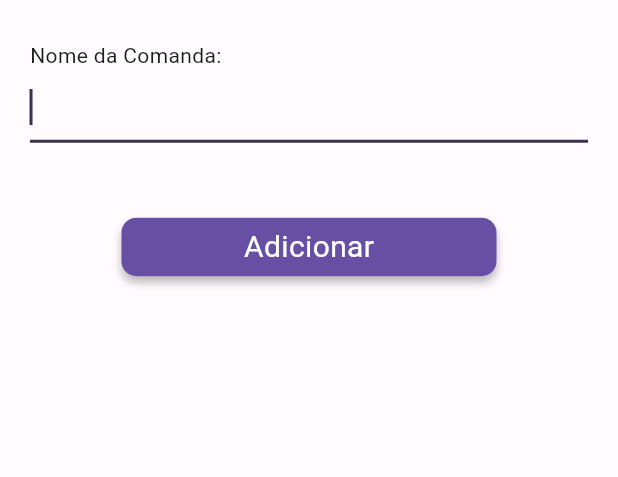
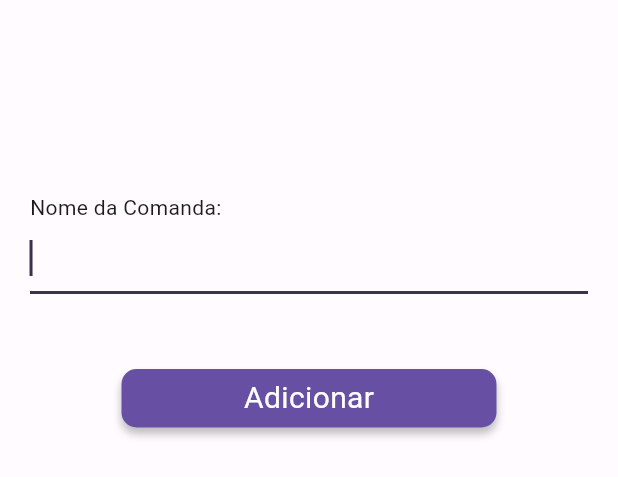
Before and after one commit to kaiomaced0/flutter-comandas, a Flutter app: what bsComanda() shows on an empty page, opened directly, on a phone screen of 412 x 824 dp. Shown: the top 477 px of the screen. Run offline on Flutter 3.47's test engine with Material 3 defaults, Android fonts, the phone set to English and light mode, and no system bars; our stand-ins replace another_flutter_splash_screen, cached_network_image, flutter_colorpicker, flutter_slidable, shared_preferences and 1 more; missing offline and left inert: dart:ffi, flutter_web_browser; accounts and stored records are empty; network calls fail.

Commit message:
mudancas basicas de tamanho

```diff
--- a/lib/pages/comandas/adm_comandas_page.dart
+++ b/lib/pages/comandas/adm_comandas_page.dart
@@ -27,7 +27,7 @@ class AdmComandasPageState extends State<AdmComandasPage> {
               isScrollControlled: true,
               builder: (BuildContext context) {
                 return FractionallySizedBox(
-                    heightFactor: 0.63,
+                    heightFactor: 0.9,
                     child: SingleChildScrollView(child: bsComanda(context)));
               });
         },
--- a/lib/widget/bs_add_comanda.dart
+++ b/lib/widget/bs_add_comanda.dart
@@ -2,13 +2,12 @@ import 'package:flutter/material.dart';
 
 Widget bsComanda(BuildContext context) {
   return SizedBox(
-    height: 220,
+    height: 300,
     width: double.infinity,
-    child: Center(
     child: Padding(
       padding: const EdgeInsets.fromLTRB(0, 1.2, 0, 5),
       child: Column(
-          mainAxisAlignment: MainAxisAlignment.center,
+        mainAxisAlignment: MainAxisAlignment.end,
         crossAxisAlignment: CrossAxisAlignment.start,
         children: [
           const Padding(
@@ -74,6 +73,5 @@ Widget bsComanda(BuildContext context) {
         ],
       ),
     ),
-    ),
   );
 }
```
Lines whose indentation alone changed are shown as unchanged.
